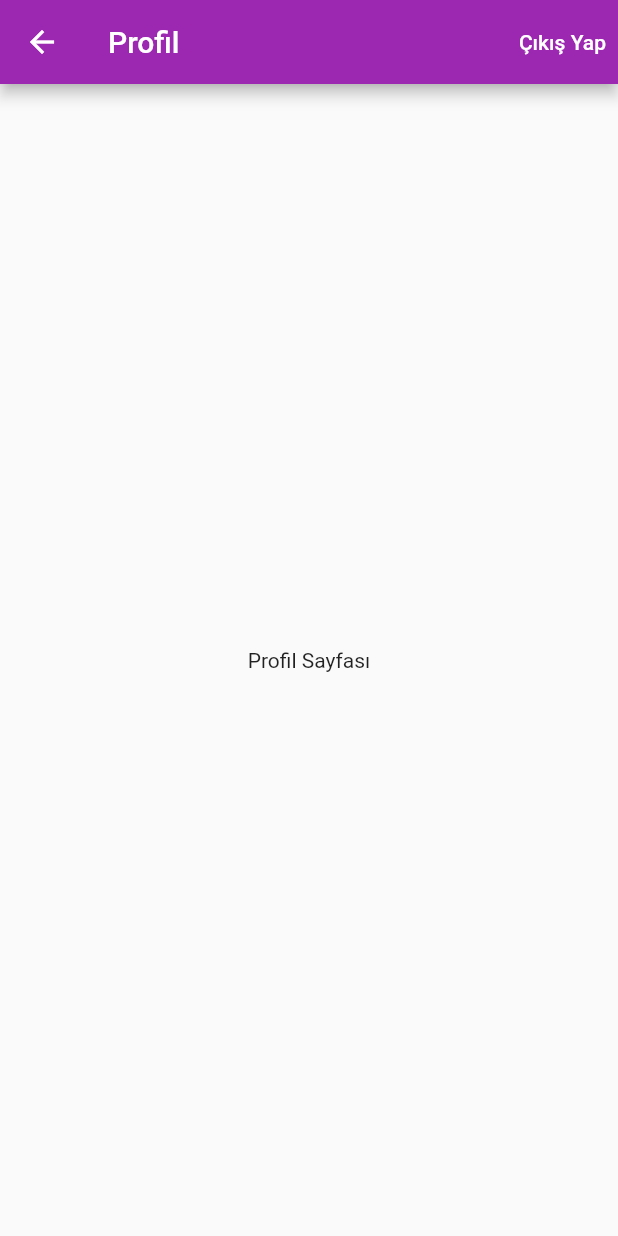
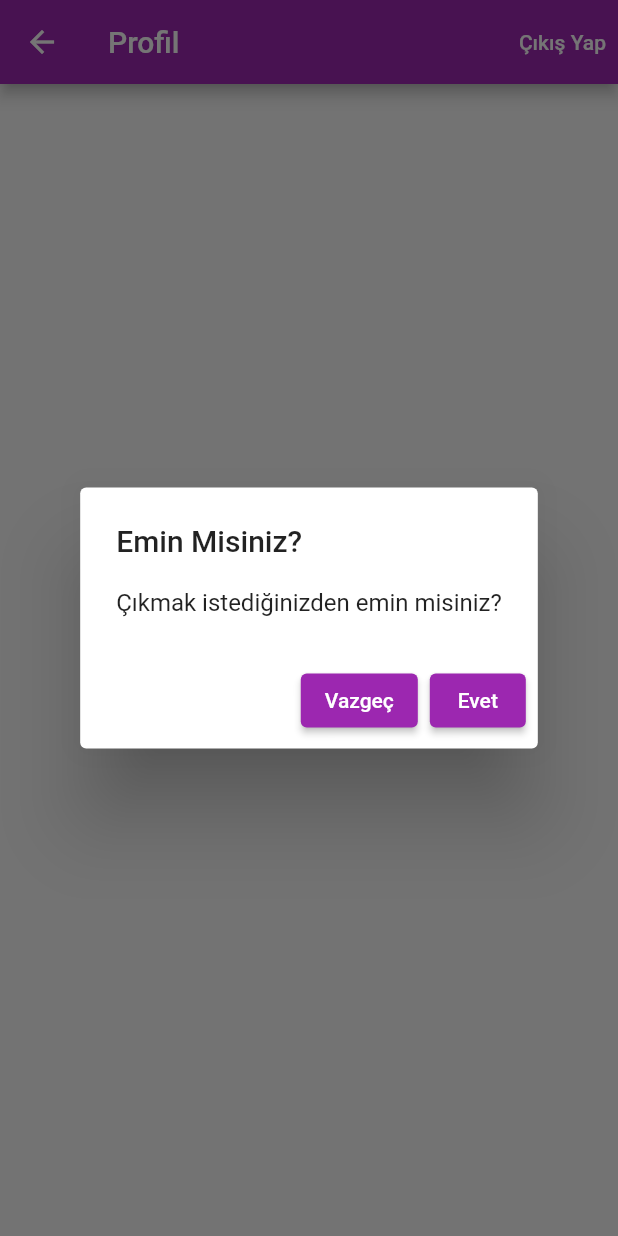
Before and after one commit to mehmettalhairmak/flutter_chat_app, a Flutter app: the ProfilePage screen opened directly, after a tap on "Çıkış Yap", on a phone screen of 412 x 824 dp. Run offline on Flutter 3.47's test engine with Material 2 defaults, Android fonts, the light colour scheme and no system bars; our stand-ins replace cloud_firestore, firebase_auth, firebase_core, get_it, google_sign_in; missing offline and left inert: flutter_login_facebook; accounts and stored records are empty.

Commit message:
SignIn & LogIn CrossPlatform Notification Finish

```diff
--- a/lib/pages/profile.dart
+++ b/lib/pages/profile.dart
@@ -1,5 +1,6 @@
 import 'package:flutter/material.dart';
 import 'package:flutter_chat_app/viewmodel/user_view_model.dart';
+import 'package:flutter_chat_app/widgets/cross_platform_notification.dart';
 import 'package:provider/provider.dart';
 
 class ProfilePage extends StatelessWidget {
@@ -12,7 +13,7 @@ class ProfilePage extends StatelessWidget {
         title: const Text('Profil'),
         actions: <Widget>[
           TextButton(
-            onPressed: () => signOut(context),
+            onPressed: () => signOutAccept(context),
             child: const Text(
               "Çıkış Yap",
               style: TextStyle(color: Colors.white),
@@ -31,4 +32,17 @@ class ProfilePage extends StatelessWidget {
     bool value = await _userViewModel.signOut();
     return value;
   }
+
+  Future signOutAccept(BuildContext context) async {
+    final result = await const CrossPlatformAlertDialog(
+      title: "Emin Misiniz?",
+      content: "Çıkmak istediğinizden emin misiniz?",
+      mainButtonTitle: "Evet",
+      cancelButtonTitle: "Vazgeç",
+    ).show(context);
+
+    if (result == true) {
+      signOut(context);
+    }
+  }
 }
--- a/lib/pages/sign_in/error_exception.dart
+++ b/lib/pages/sign_in/error_exception.dart
@@ -3,6 +3,8 @@ class Errors {
     switch (errorCode) {
       case 'email-already-in-use':
         return "Bu e-posta adresi zaten kullanımda, lütfen farklı bir e-posta adresi kullanınız";
+      case 'user-not-found':
+        return "Sistemde böyle bir kullanıcı bulunmamaktadır.";
       default:
         return "Bir hata oluştu";
     }
--- a/lib/viewmodel/user_view_model.dart
+++ b/lib/viewmodel/user_view_model.dart
@@ -112,9 +112,6 @@ class UserViewModel with ChangeNotifier implements AuthBase {
       } else {
         return null;
       }
-    } catch (e) {
-      debugPrint("ViewModel signInEmailPassword Hata : ${e.toString()}");
-      return null;
     } finally {
       viewState = ViewState.IDLE;
     }
--- /dev/null
+++ b/lib/widgets/cross_platform_notification.dart
@@ -0,0 +1,83 @@
+import 'dart:io';
+import 'package:flutter/material.dart';
+import 'package:flutter/cupertino.dart';
+import 'package:flutter_chat_app/widgets/cross_platform_widget.dart';
+
+class CrossPlatformAlertDialog extends CrossPlatformWidget {
+  final String title;
+  final String content;
+  final String mainButtonTitle;
+  final String? cancelButtonTitle;
+
+  const CrossPlatformAlertDialog({
+    Key? key,
+    required this.title,
+    required this.content,
+    required this.mainButtonTitle,
+    this.cancelButtonTitle,
+  }) : super(key: key);
+
+  Future<bool> show(BuildContext context) async {
+    return Platform.isIOS
+        ? await showCupertinoDialog(
+            context: context, builder: (context) => this)
+        : await showDialog(
+            context: context,
+            barrierDismissible: false,
+            builder: (context) => this);
+  }
+
+  @override
+  Widget buildAndroidWidget(BuildContext context) {
+    return AlertDialog(
+      title: Text(title),
+      content: Text(content),
+      actions: _dialogButtons(context),
+    );
+  }
+
+  @override
+  Widget buildIOSWidget(BuildContext context) {
+    return CupertinoAlertDialog(
+      title: Text(title),
+      content: Text(content),
+      actions: _dialogButtons(context),
+    );
+  }
+
+  List<Widget> _dialogButtons(BuildContext context) {
+    final _allButton = <Widget>[];
+    if (Platform.isIOS) {
+      if (cancelButtonTitle != null) {
+        _allButton.add(
+          CupertinoDialogAction(
+            child: Text(cancelButtonTitle!),
+            onPressed: () => Navigator.of(context).pop(false),
+          ),
+        );
+      }
+      _allButton.add(
+        CupertinoDialogAction(
+          child: Text(mainButtonTitle),
+          onPressed: () => Navigator.of(context).pop(true),
+        ),
+      );
+    } else {
+      if (cancelButtonTitle != null) {
+        _allButton.add(
+          ElevatedButton(
+            child: Text(cancelButtonTitle!),
+            onPressed: () => Navigator.of(context).pop(false),
+          ),
+        );
+      }
+      _allButton.add(
+        ElevatedButton(
+          child: Text(mainButtonTitle),
+          onPressed: () => Navigator.of(context).pop(true),
+        ),
+      );
+    }
+    return _allButton;
+  }
+}
--- /dev/null
+++ b/lib/widgets/cross_platform_widget.dart
@@ -0,0 +1,19 @@
+import 'dart:io';
+
+import 'package:flutter/material.dart';
+
+abstract class CrossPlatformWidget extends StatelessWidget {
+  const CrossPlatformWidget({Key? key}) : super(key: key);
+
+  Widget buildAndroidWidget(BuildContext context);
+  Widget buildIOSWidget(BuildContext context);
+
+  @override
+  Widget build(BuildContext context) {
+    if (Platform.isIOS) {
+      return buildIOSWidget(context);
+    } else {
+      return buildAndroidWidget(context);
+    }
+  }
+}
```
Also changed, not shown: lib/pages/sign_in/email_password_signup_signin.dart (+13 -1 lines), lib/services/authentication/firebase_auth.dart (+3 -9 lines).
